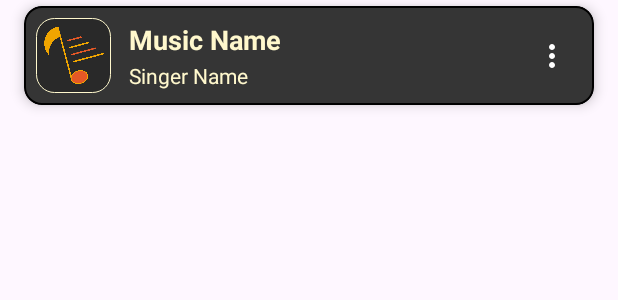
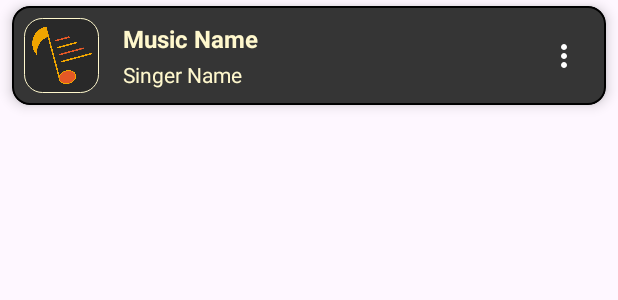
Before and after one commit to miladgoli/DuskPlayer, an Android app: the layout item_music.xml on its own in the app's theme, with its tools: preview values and no code run, on a phone screen of 412 x 824 dp. Shown: the top 300 px of the screen. Run offline under Robolectric (Android 15) with nearby library versions, the phone set to English and light mode, and no system bars.

Commit message:
fix main xml codes
-change and fix codes
-add total musics size

```diff
--- a/app/src/main/res/layout/item_music.xml
+++ b/app/src/main/res/layout/item_music.xml
@@ -8,8 +8,8 @@
     android:backgroundTint="@color/dusk_gray"
     app:strokeColor="@color/black"
     app:strokeWidth="1dp"
-    android:layout_marginStart="16dp"
-    android:layout_marginEnd="16dp"
+    android:layout_marginStart="8dp"
+    android:layout_marginEnd="8dp"
     android:layout_marginTop="4dp"
     android:layout_marginBottom="4dp"
     app:cardElevation="5dp">
@@ -31,26 +31,40 @@
 
         <TextView
             android:id="@+id/musicNameItemMusic"
-            android:layout_width="wrap_content"
+            android:layout_width="0dp"
             android:layout_height="wrap_content"
             android:textColor="@color/dusk_very_light_yellow"
-            android:textSize="18sp"
+            android:textSize="16sp"
             android:textStyle="bold"
-            android:layout_marginStart="12dp"
+            android:maxLines="1"
+            android:ellipsize="end"
+            android:layout_marginLeft="16dp"
+            android:layout_marginRight="8dp"
+            app:layout_constraintBottom_toTopOf="@id/singerNameItemMusic"
+            app:layout_constraintEnd_toStartOf="@+id/moreMusicItemMusic"
+            app:layout_constraintHorizontal_bias="0.0"
+            app:layout_constraintLeft_toRightOf="@id/coverItemMusic"
+            app:layout_constraintStart_toEndOf="@+id/coverItemMusic"
             app:layout_constraintTop_toTopOf="@id/coverItemMusic"
-            app:layout_constraintLeft_toRightOf="@id/coverItemMusic"
-            app:layout_constraintBottom_toTopOf="@id/singerNameItemMusic"
-            tools:text="Music Name"
-            />
+            tools:text="Music Name" />
+
         <TextView
             android:id="@+id/singerNameItemMusic"
-            android:layout_width="wrap_content"
+            android:layout_width="0dp"
             android:layout_height="wrap_content"
             android:textColor="@color/dusk_very_light_yellow"
+            android:textStyle="normal"
+            android:layout_marginLeft="16dp"
+            android:layout_marginRight="8dp"
+            android:maxLines="1"
+            android:textSize="14sp"
+            android:ellipsize="end"
             app:layout_constraintBottom_toBottomOf="@id/coverItemMusic"
+            app:layout_constraintEnd_toStartOf="@+id/moreMusicItemMusic"
+            app:layout_constraintHorizontal_bias="0.0"
             app:layout_constraintLeft_toLeftOf="@id/musicNameItemMusic"
+            app:layout_constraintStart_toEndOf="@+id/coverItemMusic"
             app:layout_constraintTop_toBottomOf="@id/musicNameItemMusic"
-            android:textStyle="normal"
             tools:text="Singer Name" />
 
         <ImageButton
--- a/build.gradle.kts
+++ b/build.gradle.kts
@@ -1,5 +1,5 @@
 // Top-level build file where you can add configuration options common to all sub-projects/modules.
 plugins {
-    id("com.android.application") version "8.2.2" apply false
+    id("com.android.application") version "8.1.4" apply false
     id("org.jetbrains.kotlin.android") version "1.9.0" apply false
 }
```
Also changed, not shown: app/src/main/java/com/example/duskplayer/MainActivity.kt (+21 -2 lines), app/src/main/java/com/example/duskplayer/MainMusicsRecAdapter.kt (added, +45 -0 lines), app/src/main/java/com/example/duskplayer/TestAdapter.java (deleted, +0 -74 lines), app/src/main/java/com/example/duskplayer/TestFtagment.java (deleted, +0 -31 lines), app/src/main/java/com/example/duskplayer/TestPlaylistAdapter.java (deleted, +0 -58 lines), app/src/main/res/layout/activity_main.xml (+32 -11 lines).
